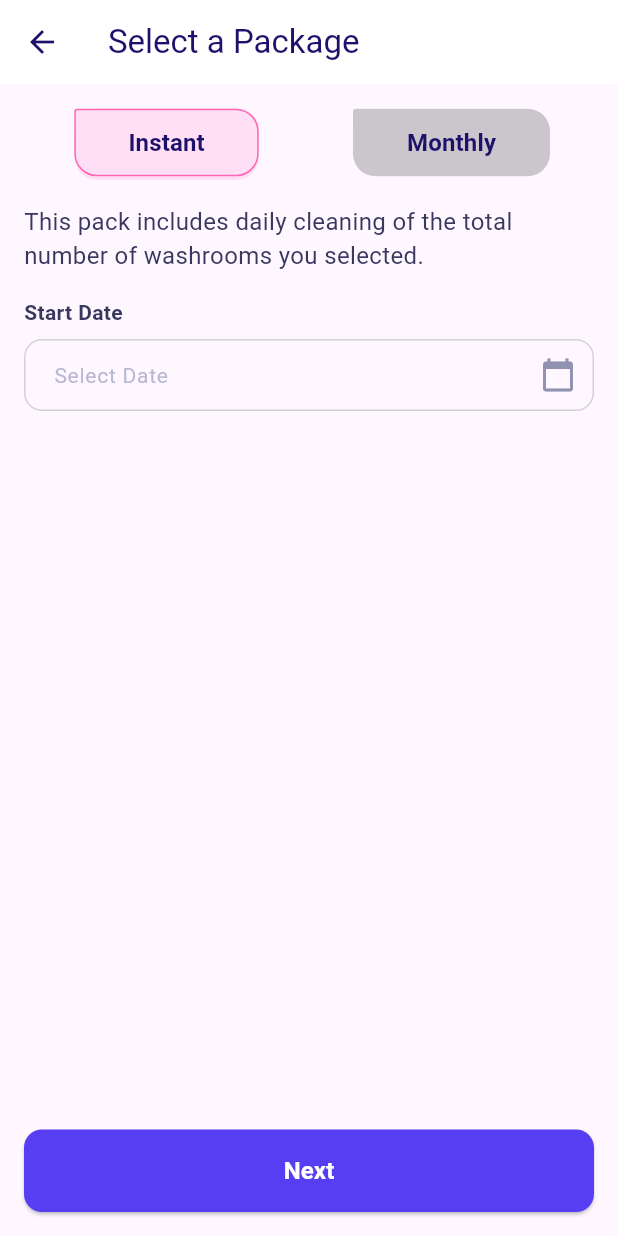
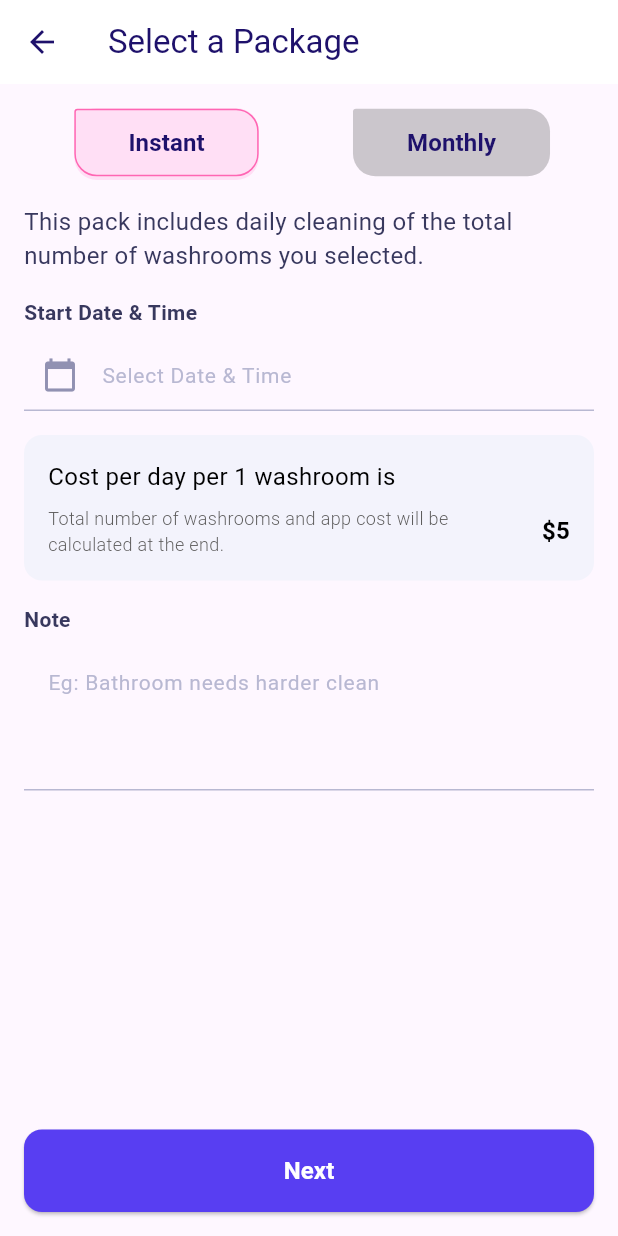
Before and after one commit to santosh81066/eliteclean, a Flutter app: the SelectPackage screen opened by its route, on a phone screen of 412 x 824 dp. Run offline on Flutter 3.47's test engine with Material 3 defaults, Android fonts, the phone set to English and light mode, and no system bars; our stand-ins replace flutter_svg.

Commit message:
completed  select package design

```diff
--- a/lib/views/selectpackage.dart
+++ b/lib/views/selectpackage.dart
@@ -11,7 +11,9 @@ class SelectPackage extends StatefulWidget {
 class _SelectPackageState extends State<SelectPackage> with SingleTickerProviderStateMixin {
   late TabController _tabController;
   DateTime? _selectedDate;
-  final _dateController = TextEditingController();
+  TimeOfDay? _selectedTime;
+  final _dateTimeController = TextEditingController();
+  final _noteController = TextEditingController(); // Controller for the note section
 
   @override
   void initState() {
@@ -20,8 +22,8 @@ class _SelectPackageState extends State<SelectPackage> with SingleTickerProvider
     _tabController = TabController(length: 2, vsync: this);
   }
 
-  Future<void> _pickDate(BuildContext context) async {
-    // Open the date picker
+  Future<void> _pickDateTime(BuildContext context) async {
+    // First, pick the date
     final DateTime? pickedDate = await showDatePicker(
       context: context,
       initialDate: DateTime.now(),
@@ -30,18 +32,37 @@ class _SelectPackageState extends State<SelectPackage> with SingleTickerProvider
     );
 
     if (pickedDate != null) {
-      // If a date is selected, update the controller and state
-      setState(() {
-        _selectedDate = pickedDate;
-        _dateController.text = DateFormat('yMMMd').format(pickedDate);
-      });
+      // Then, pick the time
+      final TimeOfDay? pickedTime = await showTimePicker(
+        context: context,
+        initialTime: TimeOfDay.now(),
+      );
+
+      if (pickedTime != null) {
+        // Both date and time are selected, update the controller and state
+        setState(() {
+          _selectedDate = pickedDate;
+          _selectedTime = pickedTime;
+          // Format the combined date and time
+          _dateTimeController.text = DateFormat('yMMMd').format(pickedDate) +
+              ' - ' +
+              pickedTime.format(context);
+        });
+      } else {
+        // If the user did not pick a time, clear the selected date
+        setState(() {
+          _selectedDate = null;
+          _dateTimeController.clear();
+        });
+      }
     }
   }
 
   @override
   void dispose() {
     _tabController.dispose(); // Properly dispose of the TabController
-    _dateController.dispose(); // Dispose of the date controller
+    _dateTimeController.dispose(); // Dispose of the date controller
+    _noteController.dispose(); // Dispose of the note controller
     super.dispose();
   }
 
@@ -87,7 +108,7 @@ class _SelectPackageState extends State<SelectPackage> with SingleTickerProvider
                       border: Border.all(
                         color: _tabController.index == 0
                             ? const Color(0xFFFF66B3)
-                            : Colors.transparent
+                            : Colors.transparent,
                       ),
                     ),
                     child: const Text(
@@ -144,9 +165,9 @@ class _SelectPackageState extends State<SelectPackage> with SingleTickerProvider
               ),
             ),
             const SizedBox(height: 16),
-            // Date Picker Field
+            // Date and Time Picker Field
             Text(
-              'Start Date',
+              'Start Date & Time',
               style: const TextStyle(
                 fontSize: 14,
                 fontWeight: FontWeight.w600,
@@ -155,45 +176,109 @@ class _SelectPackageState extends State<SelectPackage> with SingleTickerProvider
             ),
             const SizedBox(height: 8),
             GestureDetector(
-              onTap: () => _pickDate(context), // Call date picker on tap
+              onTap: () => _pickDateTime(context), // Call date & time picker on tap
               child: AbsorbPointer(
                 child: TextFormField(
-                  controller: _dateController,
+                  controller: _dateTimeController,
                   decoration: InputDecoration(
-                    hintText: 'Select Date',
-                    hintStyle: TextStyle(
+                    hintText: 'Select Date & Time',
+                    hintStyle: const TextStyle(
                       color: Color(0xFFB8B8D2),
                       fontSize: 14,
                       fontWeight: FontWeight.w400,
                     ),
                     contentPadding: const EdgeInsets.symmetric(vertical: 12, horizontal: 16),
-                    border: OutlineInputBorder(
-                      borderRadius: BorderRadius.circular(12),
-                      borderSide: BorderSide(
-                        color: Color(0xFFD2D2D2),
-                      ),
-                    ),
-                    focusedBorder: OutlineInputBorder(
-                      borderRadius: BorderRadius.circular(12),
-                      borderSide: BorderSide(
-                        color: Color(0xFF583EF2),
-                      ),
-                    ),
-                    enabledBorder: OutlineInputBorder(
-                      borderRadius: BorderRadius.circular(12),
-                      borderSide: BorderSide(
-                        color: Color(0xFFD2D2D2),
-                      ),
-                    ),
-                    suffixIcon: Icon(
+                    prefixIcon: const Icon(
                       Icons.calendar_today,
                       color: Color(0xFF9191B2),
+                    ),
+                    // Change underline color
+                    enabledBorder: UnderlineInputBorder(
+                      borderSide: BorderSide(color: Color(0xFFB8B8D2)),
+                    ),
+                    focusedBorder: UnderlineInputBorder(
+                      borderSide: BorderSide(color: Color(0xFFB8B8D2)),
                     ),
                   ),
                 ),
               ),
             ),
+
+            // Cost per Day Section
             const SizedBox(height: 16),
+            Container(
+              padding: const EdgeInsets.symmetric(vertical: 16, horizontal: 16),
+              decoration: BoxDecoration(
+                color: const Color(0xFFF3F3FC),
+                borderRadius: BorderRadius.circular(12),
+              ),
+              child: Column(
+                crossAxisAlignment: CrossAxisAlignment.start,
+                children: [
+                  Text(
+                    'Cost per day per 1 washroom is',
+                    style: const TextStyle(
+                      fontSize: 16,
+                      fontWeight: FontWeight.w400,
+                      color: Colors.black,
+                    ),
+                  ),
+                  const SizedBox(height: 8),
+                  Row(
+                    mainAxisAlignment: MainAxisAlignment.spaceBetween,
+                    children: const [
+                      Text(
+                        'Total number of washrooms and app cost will be\ncalculated at the end.',
+                        style: TextStyle(
+                          fontSize: 12,
+                          fontWeight: FontWeight.w300,
+                          color: Color(0xFF5E5D5D),
+                        ),
+                      ),
+                      Text(
+                        '\$5',
+                        style: TextStyle(
+                          fontSize: 16,
+                          fontWeight: FontWeight.w600,
+                          color: Colors.black,
+                        ),
+                      ),
+                    ],
+                  ),
+                ],
+              ),
+            ),
+             const SizedBox(height: 16),
+                    Text(
+              'Note',
+              style: const TextStyle(
+                fontSize: 14,
+                fontWeight: FontWeight.w600,
+                color: Color(0xFF38385E),
+              ),
+            ),
+            const SizedBox(height: 8),
+            TextFormField(
+              controller: _noteController,
+              decoration: InputDecoration(
+                hintText: 'Eg: Bathroom needs harder clean',
+                hintStyle: const TextStyle(
+                  color: Color(0xFFB8B8D2),
+                  fontSize: 14,
+                  fontWeight: FontWeight.w400,
+                ),
+                contentPadding: const EdgeInsets.symmetric(vertical: 12, horizontal: 16),
+                // Change underline color for note field
+                enabledBorder: UnderlineInputBorder(
+                  borderSide: BorderSide(color: Color(0xFFB8B8D2)),
+                ),
+                focusedBorder: UnderlineInputBorder(
+                  borderSide: BorderSide(color: Color(0xFFB8B8D2)),
+                ),
+              ),
+              maxLines: 3,
+            ),
+
             const Spacer(),
             ElevatedButton(
               onPressed: () {
```
